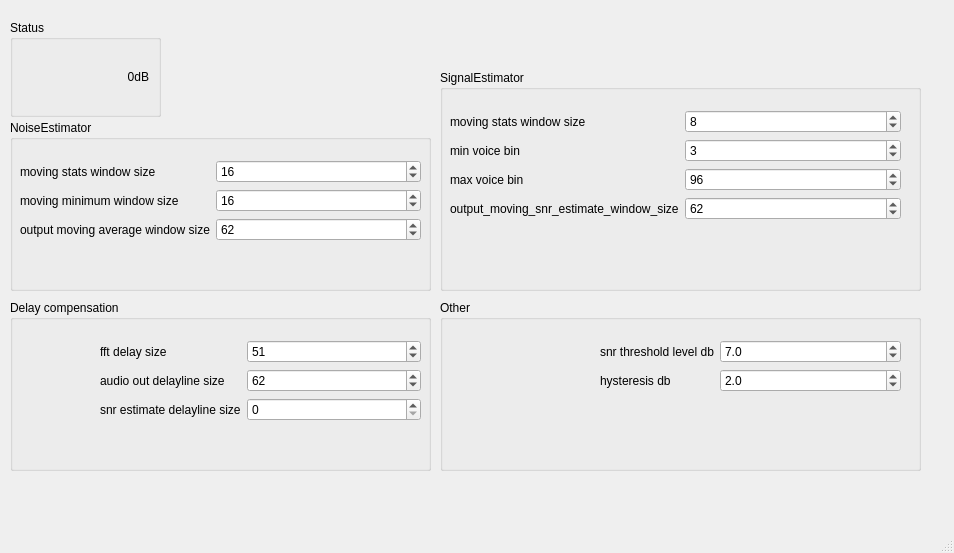
jontio/JSquelch, file src/jsquelch.ui: the form before one commit.
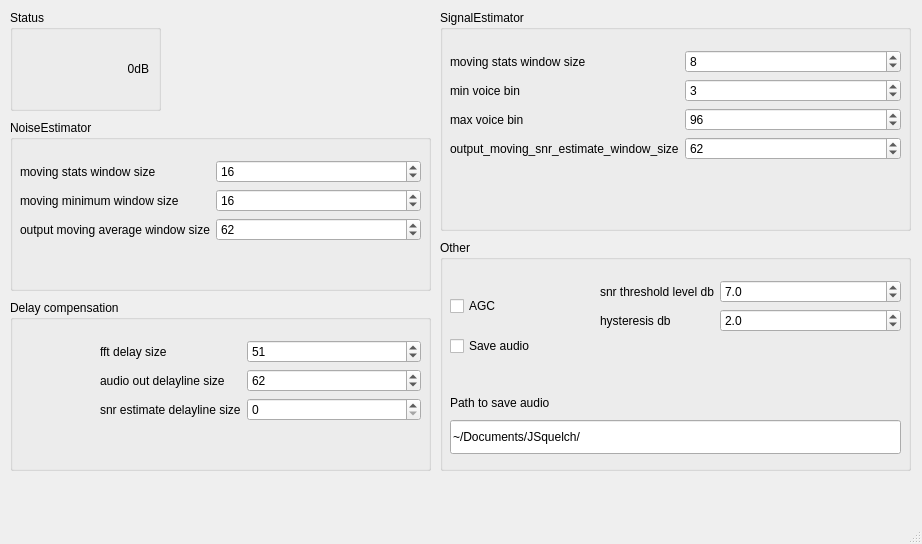
The form after the commit. Icons and pictures are not drawn. Custom widgets are drawn as their Qt base class.

Commit message: added agc for audio out. added agc test. added opus writer in ogg. updated settings

```diff
--- a/src/jsquelch.ui
+++ b/src/jsquelch.ui
@@ -6,8 +6,8 @@
    <rect>
     <x>0</x>
     <y>0</y>
-    <width>954</width>
-    <height>553</height>
+    <width>922</width>
+    <height>544</height>
    </rect>
   </property>
   <property name="windowTitle">
@@ -26,7 +26,7 @@
     <property name="title">
      <string>NoiseEstimator</string>
     </property>
-    <widget class="QWidget" name="">
+    <widget class="QWidget" name="layoutWidget">
      <property name="geometry">
       <rect>
        <x>10</x>
@@ -85,15 +85,15 @@
     <property name="geometry">
      <rect>
       <x>440</x>
-      <y>70</y>
-      <width>481</width>
+      <y>10</y>
+      <width>471</width>
       <height>221</height>
      </rect>
     </property>
     <property name="title">
      <string>SignalEstimator</string>
     </property>
-    <widget class="QWidget" name="">
+    <widget class="QWidget" name="layoutWidget">
      <property name="geometry">
       <rect>
        <x>10</x>
@@ -112,6 +112,9 @@
       </item>
       <item row="0" column="1">
        <widget class="QSpinBox" name="spinBox_mse_moving_stats_window_size">
+        <property name="maximum">
+         <number>999</number>
+        </property>
         <property name="value">
          <number>8</number>
         </property>
@@ -126,6 +129,9 @@
       </item>
       <item row="1" column="1">
        <widget class="QSpinBox" name="spinBox_mse_min_voice_bin">
+        <property name="maximum">
+         <number>999</number>
+        </property>
         <property name="value">
          <number>3</number>
         </property>
@@ -140,6 +146,9 @@
       </item>
       <item row="2" column="1">
        <widget class="QSpinBox" name="spinBox_mse_max_voice_bin">
+        <property name="maximum">
+         <number>999</number>
+        </property>
         <property name="value">
          <number>96</number>
         </property>
@@ -154,6 +163,9 @@
       </item>
       <item row="3" column="1">
        <widget class="QSpinBox" name="spinBox_mse_output_moving_snr_estimate_window_size">
+        <property name="maximum">
+         <number>999</number>
+        </property>
         <property name="value">
          <number>62</number>
         </property>
@@ -166,9 +178,9 @@
     <property name="geometry">
      <rect>
       <x>10</x>
-      <y>20</y>
+      <y>10</y>
       <width>151</width>
-      <height>97</height>
+      <height>101</height>
      </rect>
     </property>
     <property name="title">
@@ -285,15 +297,15 @@
     <property name="geometry">
      <rect>
       <x>440</x>
-      <y>300</y>
-      <width>481</width>
-      <height>171</height>
+      <y>240</y>
+      <width>471</width>
+      <height>231</height>
      </rect>
     </property>
     <property name="title">
      <string>Other</string>
     </property>
-    <widget class="QWidget" name="">
+    <widget class="QWidget" name="layoutWidget">
      <property name="geometry">
       <rect>
        <x>160</x>
@@ -315,6 +327,9 @@
         <property name="decimals">
          <number>1</number>
         </property>
+        <property name="minimum">
+         <double>-101.000000000000000</double>
+        </property>
         <property name="value">
          <double>7.000000000000000</double>
         </property>
@@ -339,6 +354,58 @@
       </item>
      </layout>
     </widget>
+    <widget class="QCheckBox" name="checkBox_agc">
+     <property name="geometry">
+      <rect>
+       <x>10</x>
+       <y>50</y>
+       <width>112</width>
+       <height>32</height>
+      </rect>
+     </property>
+     <property name="text">
+      <string>AGC</string>
+     </property>
+    </widget>
+    <widget class="QLineEdit" name="lineEdit_audiopath">
+     <property name="geometry">
+      <rect>
+       <x>10</x>
+       <y>180</y>
+       <width>451</width>
+       <height>34</height>
+      </rect>
+     </property>
+     <property name="text">
+      <string>~/Documents/JSquelch/</string>
+     </property>
+    </widget>
+    <widget class="QCheckBox" name="checkBox_save_audio">
+     <property name="geometry">
+      <rect>
+       <x>10</x>
+       <y>90</y>
+       <width>131</width>
+       <height>32</height>
+      </rect>
+     </property>
+     <property name="text">
+      <string>Save audio</string>
+     </property>
+    </widget>
+    <widget class="QLabel" name="label">
+     <property name="geometry">
+      <rect>
+       <x>10</x>
+       <y>150</y>
+       <width>451</width>
+       <height>26</height>
+      </rect>
+     </property>
+     <property name="text">
+      <string>Path to save audio</string>
+     </property>
+    </widget>
    </widget>
   </widget>
   <widget class="QMenuBar" name="menubar">
```
Left out of the diff: 23 changed lines with no effect on the pictures. The commit also changes 14 other files.
